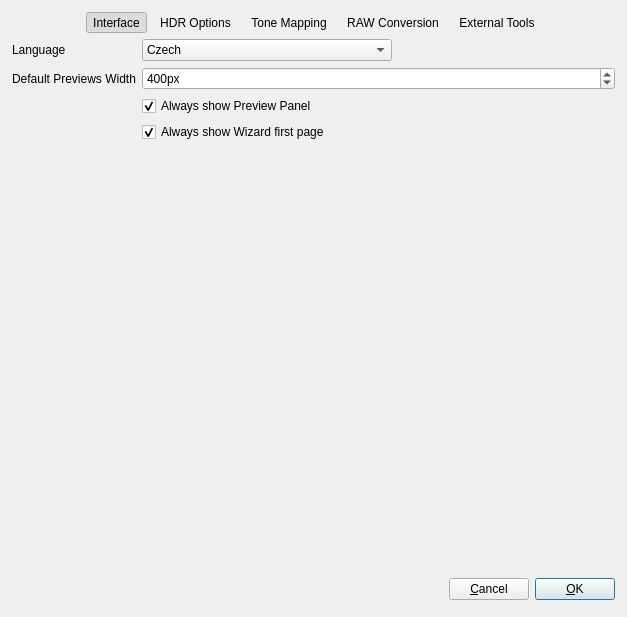
Before: the Qt Designer form src/Preferences/PreferencesDialog.ui in LuminanceHDR/LuminanceHDR, drawn with Qt 5.
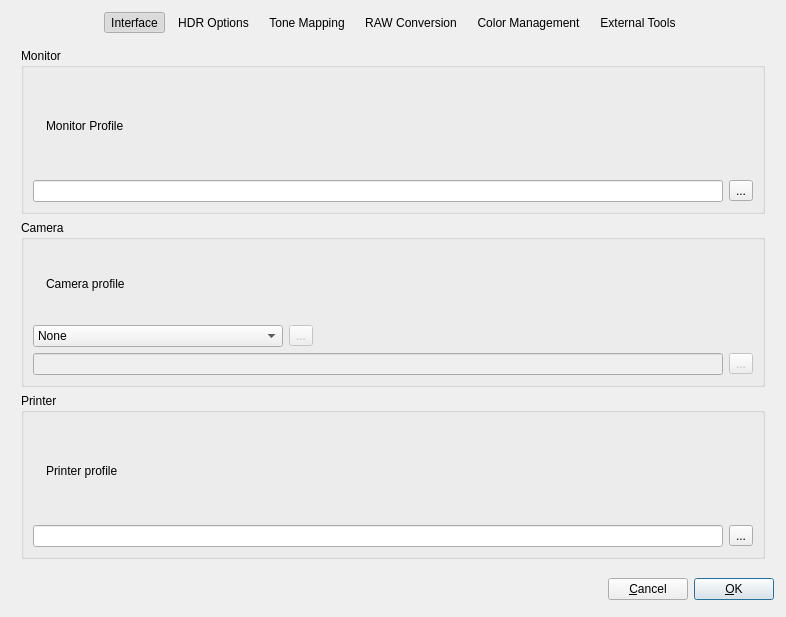
After: the same form once the commit is applied. The open tabs and pages were chosen to show the change. Icons and pictures are not drawn.

Commit message: [Color Management]: Transform to monitor profile in LdrViewer

Patch:
```diff
--- a/src/Preferences/PreferencesDialog.ui
+++ b/src/Preferences/PreferencesDialog.ui
@@ -6,7 +6,7 @@
    <rect>
     <x>0</x>
     <y>0</y>
-    <width>627</width>
+    <width>786</width>
     <height>617</height>
    </rect>
   </property>
@@ -30,7 +30,7 @@
      </property>
      <item>
       <layout class="QGridLayout" name="gridLayout_16">
-       <item row="0" column="5">
+       <item row="0" column="6">
         <widget class="QToolButton" name="toolButtonExtTool">
          <property name="text">
           <string>External Tools</string>
@@ -149,7 +149,7 @@
          </property>
         </widget>
        </item>
-       <item row="0" column="6">
+       <item row="0" column="7">
         <spacer name="horizontalSpacer_17">
          <property name="orientation">
           <enum>Qt::Horizontal</enum>
@@ -207,6 +207,35 @@
          </property>
         </spacer>
        </item>
+       <item row="0" column="5">
+        <widget class="QToolButton" name="toolButtonCMS">
+         <property name="text">
+          <string>Color Management</string>
+         </property>
+         <property name="icon">
+          <iconset resource="../../icons.qrc">
+           <normaloff>:/new/prefix1/images/cms.png</normaloff>:/new/prefix1/images/cms.png</iconset>
+         </property>
+         <property name="iconSize">
+          <size>
+           <width>48</width>
+           <height>48</height>
+          </size>
+         </property>
+         <property name="checkable">
+          <bool>true</bool>
+         </property>
+         <property name="autoExclusive">
+          <bool>true</bool>
+         </property>
+         <property name="toolButtonStyle">
+          <enum>Qt::ToolButtonTextUnderIcon</enum>
+         </property>
+         <property name="autoRaise">
+          <bool>true</bool>
+         </property>
+        </widget>
+       </item>
       </layout>
      </item>
      <item>
@@ -2058,15 +2087,95 @@
              </item>
             </layout>
            </widget>
-           <widget class="QWidget" name="tabWidgetPage4">
-            <attribute name="title">
-             <string>Camera Profile</string>
-            </attribute>
-            <layout class="QGridLayout" name="gridLayout_5">
+          </widget>
+         </item>
+        </layout>
+       </widget>
+       <widget class="QWidget" name="page">
+        <layout class="QGridLayout" name="gridLayout_9">
              <item row="0" column="0">
-              <layout class="QFormLayout" name="formLayout_5">
+          <layout class="QVBoxLayout" name="verticalLayout_2">
+           <item>
+            <widget class="QGroupBox" name="groupBox">
+             <property name="title">
+              <string>Monitor</string>
+             </property>
+             <layout class="QGridLayout" name="gridLayout">
                <item row="0" column="0">
+               <layout class="QHBoxLayout" name="horizontalLayout_15">
+                <item>
                 <widget class="QLabel" name="label_12">
+                  <property name="text">
+                   <string/>
+                  </property>
+                  <property name="pixmap">
+                   <pixmap resource="../../icons.qrc">:/new/prefix1/images/video-television.png</pixmap>
+                  </property>
+                 </widget>
+                </item>
+                <item>
+                 <widget class="QLabel" name="label_13">
+                  <property name="text">
+                   <string>Monitor Profile</string>
+                  </property>
+                 </widget>
+                </item>
+                <item>
+                 <spacer name="horizontalSpacer_3">
+                  <property name="orientation">
+                   <enum>Qt::Horizontal</enum>
+                  </property>
+                  <property name="sizeHint" stdset="0">
+                   <size>
+                    <width>40</width>
+                    <height>20</height>
+                   </size>
+                  </property>
+                 </spacer>
+                </item>
+               </layout>
+              </item>
+              <item row="1" column="0">
+               <layout class="QHBoxLayout" name="horizontalLayout_14">
+                <item>
+                 <widget class="QLineEdit" name="monitor_lineEdit"/>
+                </item>
+                <item>
+                 <widget class="QToolButton" name="monitor_toolButton">
+                  <property name="text">
+                   <string>...</string>
+                  </property>
+                  <property name="icon">
+                   <iconset resource="../../icons.qrc">
+                    <normaloff>:/new/prefix1/images/fileopen.png</normaloff>:/new/prefix1/images/fileopen.png</iconset>
+                  </property>
+                 </widget>
+                </item>
+               </layout>
+              </item>
+             </layout>
+            </widget>
+           </item>
+           <item>
+            <widget class="QGroupBox" name="groupBox_3">
+             <property name="title">
+              <string>Camera</string>
+             </property>
+             <layout class="QGridLayout" name="gridLayout_7">
+              <item row="0" column="0">
+               <layout class="QHBoxLayout" name="horizontalLayout_20">
+                <item>
+                 <widget class="QLabel" name="label_17">
+                  <property name="text">
+                   <string/>
+                  </property>
+                  <property name="pixmap">
+                   <pixmap resource="../../icons.qrc">:/new/prefix1/images/camera-photo.png</pixmap>
+                  </property>
+                 </widget>
+                </item>
+                <item>
+                 <widget class="QLabel" name="label_21">
                  <property name="enabled">
                   <bool>true</bool>
                  </property>
@@ -2075,8 +2184,23 @@
                  </property>
                 </widget>
                </item>
-               <item row="0" column="1">
-                <layout class="QHBoxLayout" name="horizontalLayout_17">
+                <item>
+                 <spacer name="horizontalSpacer_2">
+                  <property name="orientation">
+                   <enum>Qt::Horizontal</enum>
+                  </property>
+                  <property name="sizeHint" stdset="0">
+                   <size>
+                    <width>40</width>
+                    <height>20</height>
+                   </size>
+                  </property>
+                 </spacer>
+                </item>
+               </layout>
+              </item>
+              <item row="1" column="0">
+               <layout class="QHBoxLayout" name="horizontalLayout_32">
                  <item>
                   <widget class="QComboBox" name="camera_comboBox">
                    <property name="enabled">
@@ -2136,10 +2260,23 @@
                    </property>
                   </widget>
                  </item>
-                </layout>
-               </item>
-               <item row="1" column="1">
-                <layout class="QHBoxLayout" name="horizontalLayout_16">
+                <item>
+                 <spacer name="horizontalSpacer">
+                  <property name="orientation">
+                   <enum>Qt::Horizontal</enum>
+                  </property>
+                  <property name="sizeHint" stdset="0">
+                   <size>
+                    <width>40</width>
+                    <height>20</height>
+                   </size>
+                  </property>
+                 </spacer>
+                </item>
+               </layout>
+              </item>
+              <item row="2" column="0">
+               <layout class="QHBoxLayout" name="horizontalLayout_19">
                  <item>
                   <widget class="QLineEdit" name="camera_lineEdit">
                    <property name="enabled">
@@ -2153,7 +2290,7 @@
                    </property>
                    <property name="maximumSize">
                     <size>
-                     <width>250</width>
+                    <width>16777215</width>
                      <height>16777215</height>
                     </size>
                    </property>
@@ -2175,126 +2312,56 @@
                  </item>
                 </layout>
                </item>
-               <item row="2" column="1">
-                <layout class="QHBoxLayout" name="horizontalLayout_15">
-                 <item>
-                  <widget class="QComboBox" name="colorspace_comboBox">
-                   <property name="enabled">
-                    <bool>true</bool>
-                   </property>
-                   <property name="minimumSize">
-                    <size>
-                     <width>250</width>
-                     <height>0</height>
-                    </size>
-                   </property>
-                   <property name="maximumSize">
-                    <size>
-                     <width>250</width>
-                     <height>16777215</height>
-                    </size>
-                   </property>
-                   <property name="toolTip">
-                    <string>&lt;!DOCTYPE HTML PUBLIC &quot;-//W3C//DTD HTML 4.0//EN&quot; &quot;http://www.w3.org/TR/REC-html40/strict.dtd&quot;&gt;
-&lt;html&gt;&lt;head&gt;&lt;meta name=&quot;qrichtext&quot; content=&quot;1&quot; /&gt;&lt;style type=&quot;text/css&quot;&gt;
-p, li { white-space: pre-wrap; }
-&lt;/style&gt;&lt;/head&gt;&lt;body style=&quot; font-family:'Sans Serif'; font-size:10pt; font-weight:400; font-style:normal;&quot;&gt;
-&lt;p style=&quot; margin-top:0px; margin-bottom:0px; margin-left:0px; margin-right:0px; -qt-block-indent:0; text-indent:0px;&quot;&gt;&lt;span style=&quot; font-weight:600;&quot;&gt;Workspace&lt;/span&gt;&lt;/p&gt;
-&lt;p style=&quot; margin-top:0px; margin-bottom:0px; margin-left:0px; margin-right:0px; -qt-block-indent:0; text-indent:0px;&quot;&gt;Select here the output color space used to decode RAW data.&lt;/p&gt;
-&lt;p style=&quot; margin-top:0px; margin-bottom:0px; margin-left:0px; margin-right:0px; -qt-block-indent:0; text-indent:0px;&quot;&gt;&lt;span style=&quot; font-weight:600;&quot;&gt;Raw (linear)&lt;/span&gt;: in this mode, no output color space is used during RAW decoding.&lt;/p&gt;
-&lt;p style=&quot; margin-top:0px; margin-bottom:0px; margin-left:0px; margin-right:0px; -qt-block-indent:0; text-indent:0px;&quot;&gt;&lt;span style=&quot; font-weight:600;&quot;&gt;sRGB&lt;/span&gt;: this is a RGB color space, created cooperatively by Hewlett-Packard and Microsoft. It is the best choice for images destined for the Web and portrait photography.&lt;/p&gt;
-&lt;p style=&quot; margin-top:0px; margin-bottom:0px; margin-left:0px; margin-right:0px; -qt-block-indent:0; text-indent:0px;&quot;&gt;&lt;span style=&quot; font-weight:600;&quot;&gt;Adobe RGB&lt;/span&gt;: this color space is an extended RGB color space, developed by Adobe. It is used for photography applications such as advertising and fine art.&lt;/p&gt;
-&lt;p style=&quot; margin-top:0px; margin-bottom:0px; margin-left:0px; margin-right:0px; -qt-block-indent:0; text-indent:0px;&quot;&gt;&lt;span style=&quot; font-weight:600;&quot;&gt;Wide Gamut&lt;/span&gt;: this color space is an expanded version of the Adobe RGB color space.&lt;/p&gt;
-&lt;p style=&quot; margin-top:0px; margin-bottom:0px; margin-left:0px; margin-right:0px; -qt-block-indent:0; text-indent:0px;&quot;&gt;&lt;span style=&quot; font-weight:600;&quot;&gt;Pro-Photo&lt;/span&gt;: this color space is an RGB color space, developed by Kodak, that offers an especially large gamut designed for use with photographic outputs in mind.&lt;/p&gt;
-&lt;p style=&quot; margin-top:0px; margin-bottom:0px; margin-left:0px; margin-right:0px; -qt-block-indent:0; text-indent:0px;&quot;&gt;&lt;span style=&quot; font-weight:600;&quot;&gt;Custom&lt;/span&gt;: use a custom output color space profile.&lt;/p&gt;&lt;/body&gt;&lt;/html&gt;</string>
-                   </property>
-                   <property name="currentIndex">
-                    <number>1</number>
-                   </property>
-                   <item>
-                    <property name="text">
-                     <string>RAW</string>
-                    </property>
+             </layout>
+            </widget>
                    </item>
                    <item>
-                    <property name="text">
-                     <string>sRGB</string>
-                    </property>
-                   </item>
+            <widget class="QGroupBox" name="groupBox_2">
+             <property name="title">
+              <string>Printer</string>
+             </property>
+             <layout class="QGridLayout" name="gridLayout_5">
+              <item row="0" column="0">
+               <layout class="QHBoxLayout" name="horizontalLayout_16">
                    <item>
+                 <widget class="QLabel" name="label_15">
                     <property name="text">
-                     <string>Adobe RGB</string>
-                    </property>
-                   </item>
-                   <item>
-                    <property name="text">
-                     <string>Wide Gamut</string>
-                    </property>
+                   <string/>
+                  </property>
+                  <property name="pixmap">
+                   <pixmap resource="../../icons.qrc">:/new/prefix1/images/printer.png</pixmap>
+                  </property>
+                 </widget>
                    </item>
                    <item>
+                 <widget class="QLabel" name="label_16">
                     <property name="text">
-                     <string>Pro Photo</string>
-                    </property>
-                   </item>
-                   <item>
-                    <property name="text">
-                     <string>Custom</string>
-                    </property>
-                   </item>
+                   <string>Printer profile</string>
+                  </property>
                   </widget>
                  </item>
                  <item>
-                  <widget class="QToolButton" name="colorspace_toolButton_reset">
-                   <property name="enabled">
-                    <bool>false</bool>
-                   </property>
-                   <property name="text">
-                    <string>...</string>
-                   </property>
-                   <property name="icon">
-                    <iconset resource="../../icons.qrc">
-                     <normaloff>:/new/prefix1/images/edit-undo.png</normaloff>:/new/prefix1/images/edit-undo.png</iconset>
-                   </property>
-                  </widget>
+                 <spacer name="horizontalSpacer_4">
+                  <property name="orientation">
+                   <enum>Qt::Horizontal</enum>
+                  </property>
+                  <property name="sizeHint" stdset="0">
+                   <size>
+                    <width>40</width>
+                    <height>20</height>
+                   </size>
+                  </property>
+                 </spacer>
                  </item>
                 </layout>
                </item>
-               <item row="2" column="0">
-                <widget class="QLabel" name="label_13">
-                 <property name="enabled">
-                  <bool>true</bool>
-                 </property>
-                 <property name="text">
-                  <string>Color Space</string>
-                 </property>
-                </widget>
-               </item>
-               <item row="3" column="1">
-                <layout class="QHBoxLayout" name="horizontalLayout_14">
+              <item row="1" column="0">
+               <layout class="QHBoxLayout" name="horizontalLayout_17">
                  <item>
-                  <widget class="QLineEdit" name="colorspace_lineEdit">
-                   <property name="enabled">
-                    <bool>false</bool>
-                   </property>
-                   <property name="minimumSize">
-                    <size>
-                     <width>250</width>
-                     <height>0</height>
-                    </size>
-                   </property>
-                   <property name="maximumSize">
-                    <size>
-                     <width>250</width>
-                     <height>16777215</height>
-                    </size>
-                   </property>
-                  </widget>
+                 <widget class="QLineEdit" name="printer_lineEdit"/>
                  </item>
                  <item>
-                  <widget class="QToolButton" name="colorspace_toolButton">
-                   <property name="enabled">
-                    <bool>false</bool>
-                   </property>
+                 <widget class="QToolButton" name="printer_toolButton">
                    <property name="text">
                     <string>...</string>
                    </property>
@@ -2307,10 +2374,9 @@
                 </layout>
                </item>
               </layout>
-             </item>
-            </layout>
-           </widget>
-          </widget>
+            </widget>
+           </item>
+          </layout>
          </item>
         </layout>
        </widget>
```
Left out of the diff: 8 changed lines with no effect on the pictures. Lines whose indentation alone changed are shown as unchanged. The commit also changes 9 other files.
